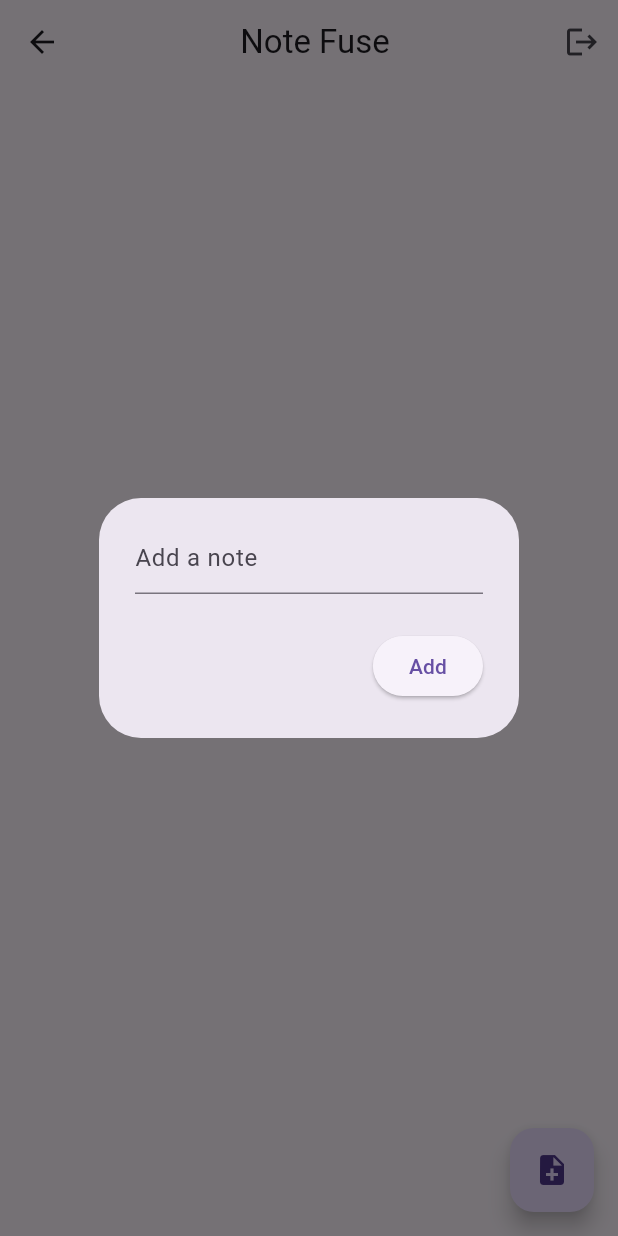
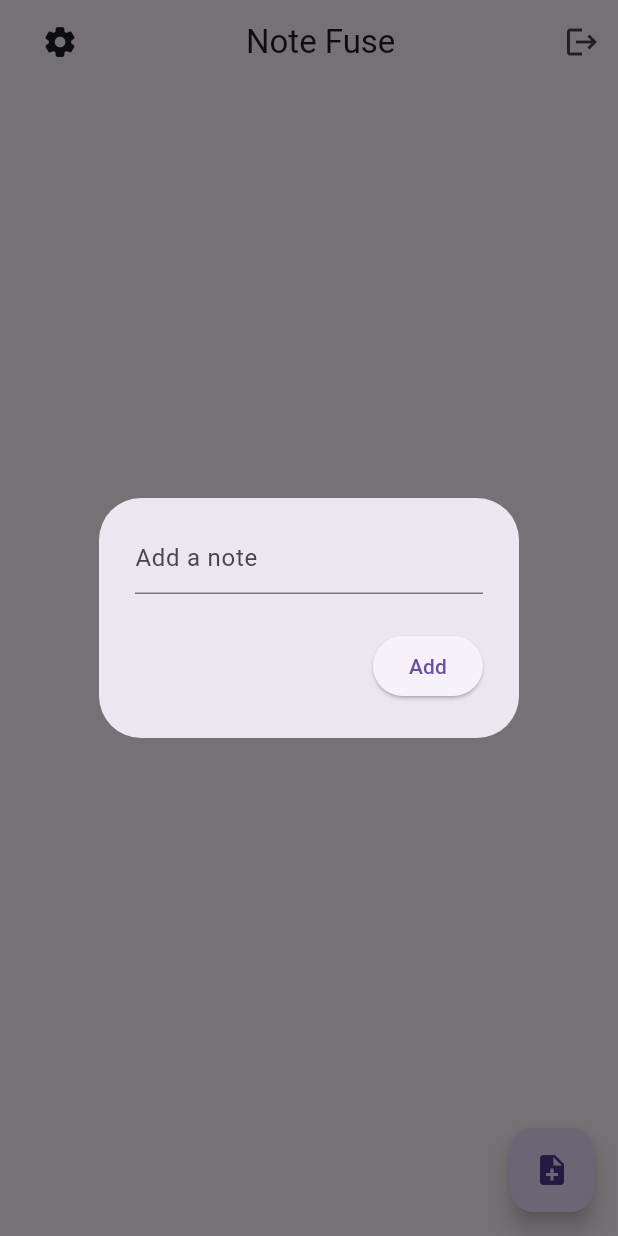
Before and after one commit to WesamAbadi/NoteFuse, a Flutter app: the MainPage screen opened directly, after a tap on the "note add" icon, on a phone screen of 412 x 824 dp. Run offline on Flutter 3.47's test engine with Material 3 defaults, Android fonts, the phone set to English and light mode, and no system bars; our stand-ins replace cloud_firestore, firebase_auth, firebase_core, google_sign_in; accounts and stored records are empty; network calls fail.

```diff
--- a/lib/main.dart
+++ b/lib/main.dart
@@ -19,8 +19,8 @@ class MyApp extends StatelessWidget {
     return const MaterialApp(
       debugShowCheckedModeBanner: false,
       //for debugging purposes, keep it commented out
-      //home: MainPage(),
-      home: HomePage(),
+      home: MainPage(),
+      // home: HomePage(),
     );
   }
 }
--- a/lib/pages/home_page.dart
+++ b/lib/pages/home_page.dart
@@ -45,14 +45,28 @@ class _HomePageState extends State<HomePage> {
   Widget build(BuildContext context) {
     return Scaffold(
       appBar: AppBar(
-        title: Center(child: const Text("Note Fuse")),
+        title: Row(
+          children: [
+            IconButton(
+              icon: const Icon(
+                  Icons.settings_rounded), // Replace with your desired icon
+              onPressed: () {
+                // Add your onPressed logic here
+              },
+            ),
+            const SizedBox(
+                width: 100), // Add spacing between the button and title
+            const Text("Note Fuse"), // Your title
+          ],
+        ),
         actions: [
           IconButton(
-              icon: const Icon(Icons.logout),
-              onPressed: () async {
-                await GoogleSignIn().signOut();
-                FirebaseAuth.instance.signOut();
-              })
+            icon: const Icon(Icons.logout),
+            onPressed: () async {
+              await FirebaseAuth.instance.signOut();
+              GoogleSignIn().signOut();
+            },
+          ),
         ],
       ),
       floatingActionButton: FloatingActionButton(
@@ -62,7 +76,7 @@ class _HomePageState extends State<HomePage> {
       body: StreamBuilder<QuerySnapshot>(
           stream: firestoreService.readNotes(),
           builder: (context, snapshot) {
-            if (snapshot.hasData) {
+            if (snapshot.hasData && snapshot.data!.docs.isNotEmpty) {
               List notesList = snapshot.data!.docs;
 
               return ListView.builder(
@@ -147,7 +161,7 @@ class _HomePageState extends State<HomePage> {
               );
             } else {
               return const Center(
-                child: Text("No notes found"),
+                child: Text("No notes found, add some!"),
               );
             }
           }),
--- a/lib/pages/login_page.dart
+++ b/lib/pages/login_page.dart
@@ -29,7 +29,7 @@ class LoginPage extends StatelessWidget {
         ),
       ),
       appBar: AppBar(
-        title: Text("Login Page"),
+        title: Center(child: Text("Login Page")),
       ),
     );
   }
--- a/lib/services/firestore.dart
+++ b/lib/services/firestore.dart
@@ -1,34 +1,55 @@
 import 'package:cloud_firestore/cloud_firestore.dart';
+import 'package:firebase_auth/firebase_auth.dart';
 
 class FirestoreService {
-  //Get collection of notes
-  final CollectionReference notes =
-      FirebaseFirestore.instance.collection('notes');
+  // Get reference to the users collection
+  final CollectionReference users =
+      FirebaseFirestore.instance.collection('users');
 
-//read notes
-  Stream<QuerySnapshot> readNotes() {
-    final noteStream = notes.orderBy('timestamp', descending: true).snapshots();
-
-    return noteStream;
+  // Get reference to the notes collection for the current user
+  CollectionReference userNotes(String userId) {
+    return users.doc(userId).collection('notes');
   }
 
-  //Add new note
-  Future<void> addNote(String note) {
-    return notes.add({
-      'note': note,
-      'timestamp': DateTime.now(),
-    });
+  // Read notes for the current user
+  Stream<QuerySnapshot> readNotes() {
+    final userId = FirebaseAuth.instance.currentUser?.uid;
+    if (userId != null) {
+      final noteStream =
+          userNotes(userId).orderBy('timestamp', descending: true).snapshots();
+      return noteStream;
+    } else {
+      // Return an empty stream if user is not logged in
+      return Stream.empty();
+    }
   }
 
-  //Delete note
-  Future<void> deleteNote(String docID) {
-    return notes.doc(docID).delete();
+  // Add new note for the current user
+  Future<void> addNote(String note) async {
+    final userId = FirebaseAuth.instance.currentUser?.uid;
+    if (userId != null) {
+      await userNotes(userId).add({
+        'note': note,
+        'timestamp': DateTime.now(),
+      });
+    }
   }
-  //Update note
 
-  Future<void> updateNote(String docID, String newNote) {
-    return notes
-        .doc(docID)
-        .update({'note': newNote, 'timestamp': DateTime.now()});
+  // Delete note for the current user
+  Future<void> deleteNote(String docID) async {
+    final userId = FirebaseAuth.instance.currentUser?.uid;
+    if (userId != null) {
+      await userNotes(userId).doc(docID).delete();
+    }
+  }
+
+  // Update note for the current user
+  Future<void> updateNote(String docID, String newNote) async {
+    final userId = FirebaseAuth.instance.currentUser?.uid;
+    if (userId != null) {
+      await userNotes(userId)
+          .doc(docID)
+          .update({'note': newNote, 'timestamp': DateTime.now()});
+    }
   }
 }
```
